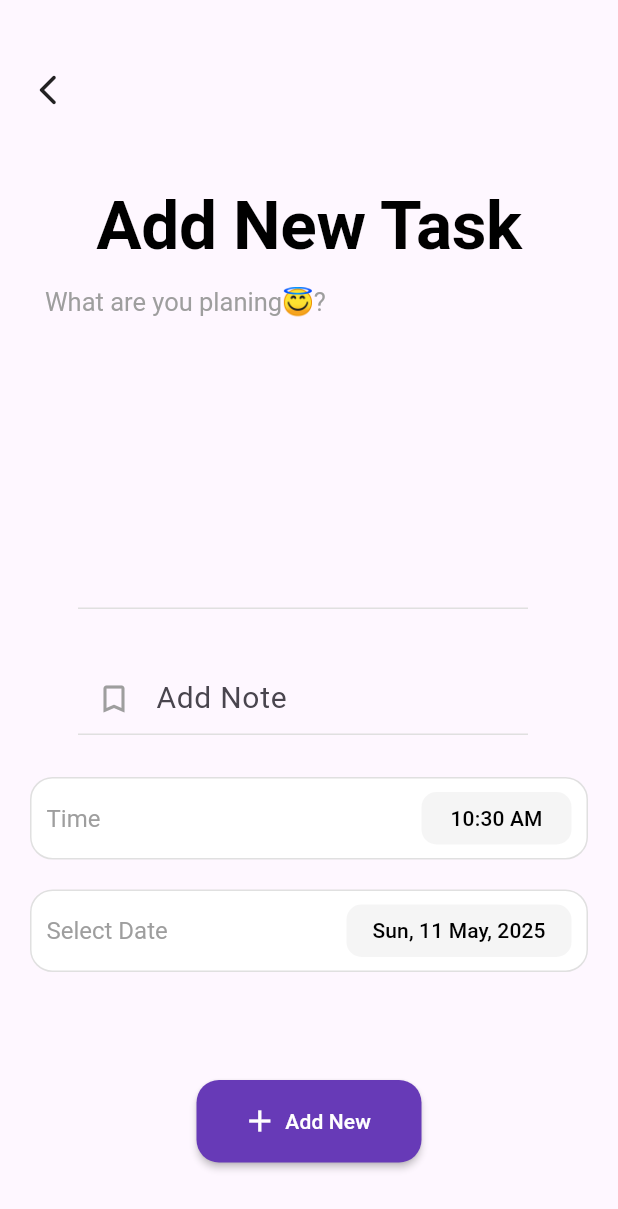
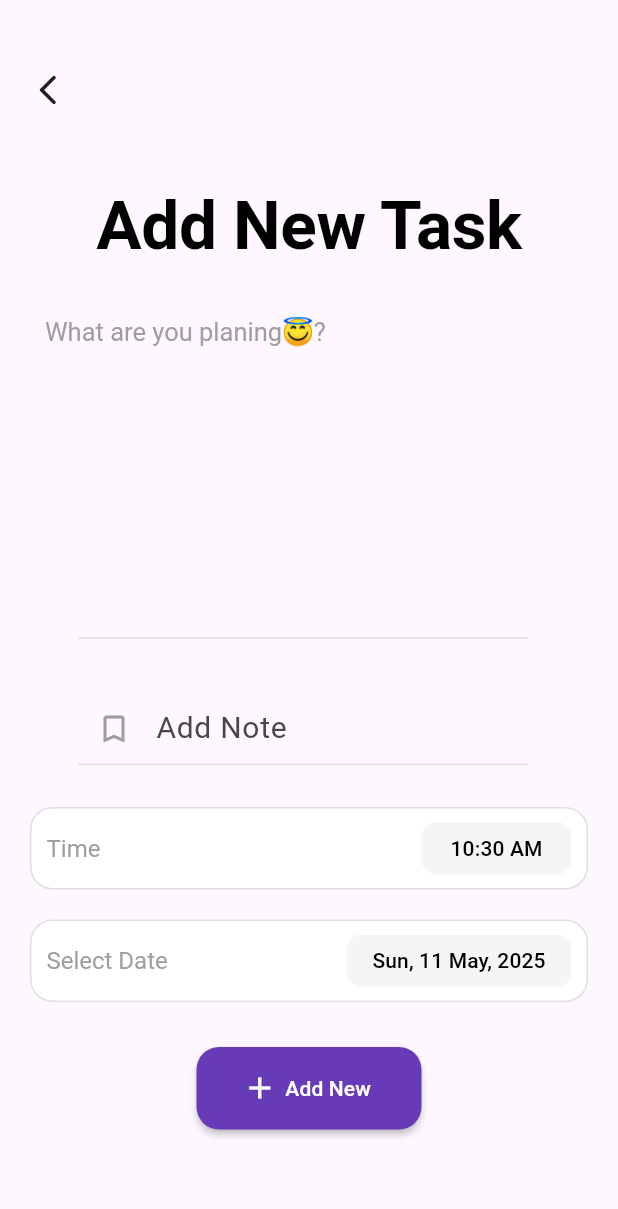
Before and after one commit to Ahmad007Designer/QuickDo, a Flutter app: the TaskView screen opened directly, on a phone screen of 412 x 824 dp. Shown: the top 1209 px of the screen. Run offline on Flutter 3.47's test engine with Material 3 defaults, Android fonts, the phone set to English and light mode, and no system bars; our stand-ins replace animate_do, flutter_slider_drawer, google_fonts, hive, hive_flutter, lottie; missing offline and left inert: ftoast, panara_dialogs; accounts and stored records are empty.

Commit message:
some Changes

```diff
--- a/lib/views/home/widget/task_view.dart
+++ b/lib/views/home/widget/task_view.dart
@@ -1,6 +1,5 @@
 import 'package:flutter/material.dart';
 import 'package:intl/intl.dart';
-import 'package:todo_app/extensions/space_exs.dart';
 import 'package:todo_app/main.dart';
 import 'package:todo_app/models/task.dart';
 import 'package:todo_app/utils/app_colors.dart';
@@ -159,94 +158,64 @@ class _TaskViewState extends State<TaskView> {
       onTap: () => FocusManager.instance.primaryFocus?.unfocus(),
       child: Scaffold(
         appBar: TaskViewAppBar(),
-        body: SingleChildScrollView(
+        body: LayoutBuilder(
+          builder: (context, constraints) {
+            return SingleChildScrollView(
+              padding: const EdgeInsets.only(bottom: 30),
+              child: ConstrainedBox(
+                constraints: BoxConstraints(minHeight: constraints.maxHeight),
                 child: Padding(
-            padding: const EdgeInsets.symmetric(horizontal: 20, vertical: 10),
+                  padding: const EdgeInsets.symmetric(
+                    horizontal: 20,
+                    vertical: 10,
+                  ),
                   child: Column(
+                    mainAxisSize: MainAxisSize.min,
                     crossAxisAlignment: CrossAxisAlignment.start,
                     children: [
-                ///Top side Texts
                       _buildTopSideTexts(context, textTheme),
-
-                ///Main Task View Activuty
+                      SizedBox(height: 20),
                       _buildMainTaskActivity(textTheme, context),
-
-                ///Bottom Side Button
-                _buildBottomSideButtons(),
+                      SizedBox(height: 30),
+                      _buildBottomSideButtons(), // No Spacer used
                     ],
                   ),
+                ),
+              ),
+            );
+          },
+        ),
+      ),
+    );
+  }
+
+  Widget _buildTopSideTexts(BuildContext context, TextTheme textTheme) {
+    return SizedBox(
+      width: double.infinity,
+      height: 80,
+      child: Center(
+        child: RichText(
+          textAlign: TextAlign.center,
+          text: TextSpan(
+            text:
+                isTaskAlreadyExistBool()
+                    ? MyString.addNewTask
+                    : MyString.updateCurrentTask,
+            style: textTheme.displayLarge,
+            children: [
+              TextSpan(
+                text: MyString.taskStrnig,
+                style: textTheme.displayLarge,
+              ),
+            ],
           ),
         ),
       ),
     );
   }
 
-  Widget _buildBottomSideButtons() {
-    return Padding(
-      padding: EdgeInsets.only(bottom: 20),
-      child: Row(
-        mainAxisAlignment:
-            isTaskAlreadyExistBool()
-                ? MainAxisAlignment.center
-                : MainAxisAlignment.spaceEvenly,
-        children: [
-          if (!isTaskAlreadyExistBool())
-            ///For Delete The Task Button
-            MaterialButton(
-              onPressed: deleteTask,
-              minWidth: 150,
-              color: Colors.white,
-              shape: RoundedRectangleBorder(
-                borderRadius: BorderRadius.circular(15),
-              ),
-              height: 55,
-              child: Row(
-                children: [
-                  Icon(Icons.close, color: AppColors.primaryColor),
-                  5.w,
-                  Text(
-                    MyString.deleteTask,
-                    style: TextStyle(color: AppColors.primaryColor),
-                  ),
-                ],
-              ),
-            ),
-
-          ///For Updated Task Button
-          MaterialButton(
-            onPressed: isTaskAlreadyExistUpdateTask,
-            minWidth: 150,
-            color: AppColors.primaryColor,
-            shape: RoundedRectangleBorder(
-              borderRadius: BorderRadius.circular(15),
-            ),
-            height: 55,
-            child: Row(
-              children: [
-                Icon(
-                  isTaskAlreadyExistBool() ? Icons.add : Icons.update,
-                  color: Colors.white,
-                ),
-                5.w,
-                Text(
-                  isTaskAlreadyExistBool()
-                      ? MyString.addNewTask
-                      : MyString.updateCurrentTask,
-                  style: TextStyle(color: Colors.white),
-                ),
-              ],
-            ),
-          ),
-        ],
-      ),
-    );
-  }
-
   Widget _buildMainTaskActivity(TextTheme textTheme, BuildContext context) {
-    return SizedBox(
-      width: double.infinity,
-      height: 530,
-      child: Column(
+    return Column(
       crossAxisAlignment: CrossAxisAlignment.start,
       children: [
         Padding(
@@ -258,32 +227,24 @@ class _TaskViewState extends State<TaskView> {
         ),
         SizedBox(height: 20),
 
-          ///Task Title
+        /// Task Title
         RepTextField(
           controller: widget.taskControllerForTitle,
-            onChanged: (String inputTitle) {
-              title = inputTitle;
-            },
-            onFieldSubmitted: (String inputTitle) {
-              title = inputTitle;
-            },
+          onChanged: (inputTitle) => title = inputTitle,
+          onFieldSubmitted: (inputTitle) => title = inputTitle,
         ),
         SizedBox(height: 20),
 
-          ///Description Title
+        /// Description
         RepTextField(
           controller: widget.taskControllerForSubtitle,
           isForDescription: true,
-            onChanged: (String inputSubTitle) {
-              subTitle = inputSubTitle;
-            },
-            onFieldSubmitted: (String inputSubTitle) {
-              subTitle = inputSubTitle;
-            },
+          onChanged: (inputSubTitle) => subTitle = inputSubTitle,
+          onFieldSubmitted: (inputSubTitle) => subTitle = inputSubTitle,
         ),
         SizedBox(height: 20),
 
-          ///Time Section
+        /// Time Section
         GestureDetector(
           onTap: () => _pickTime(context),
           child: Container(
@@ -319,7 +280,7 @@ class _TaskViewState extends State<TaskView> {
         ),
         SizedBox(height: 20),
 
-          ///Date Section
+        /// Date Section
         GestureDetector(
           onTap: () => _pickDate(context),
           child: Container(
@@ -342,7 +303,6 @@ class _TaskViewState extends State<TaskView> {
                     borderRadius: BorderRadius.circular(10),
                     color: Colors.grey.shade100,
                   ),
-
                   child: Center(
                     child: Text(
                       DateFormat("EEE, dd MMM, yyyy").format(selectedDate),
@@ -355,32 +315,66 @@ class _TaskViewState extends State<TaskView> {
           ),
         ),
       ],
-      ),
     );
   }
 
-  Widget _buildTopSideTexts(BuildContext context, TextTheme textTheme) {
-    return SizedBox(
-      width: double.infinity,
-      height: 80,
-      child: Center(
-        ///Will decide the "ADD New Task" or "Updated Task"
-        child: RichText(
-          textAlign: TextAlign.center,
-          text: TextSpan(
-            text:
+  Widget _buildBottomSideButtons() {
+    return Padding(
+      padding: const EdgeInsets.only(bottom: 20),
+      child: Row(
+        mainAxisAlignment:
             isTaskAlreadyExistBool()
-                    ? MyString.addNewTask
-                    : MyString.updateCurrentTask,
-            style: textTheme.displayLarge,
+                ? MainAxisAlignment.center
+                : MainAxisAlignment.spaceEvenly,
         children: [
-              TextSpan(
-                text: MyString.taskStrnig,
-                style: textTheme.displayLarge,
+          if (!isTaskAlreadyExistBool())
+            /// Delete Task Button
+            MaterialButton(
+              onPressed: deleteTask,
+              minWidth: 150,
+              color: Colors.white,
+              shape: RoundedRectangleBorder(
+                borderRadius: BorderRadius.circular(15),
+              ),
+              height: 55,
+              child: Row(
+                children: [
+                  Icon(Icons.close, color: AppColors.primaryColor),
+                  SizedBox(width: 5),
+                  Text(
+                    MyString.deleteTask,
+                    style: TextStyle(color: AppColors.primaryColor),
                   ),
                 ],
               ),
             ),
+
+          /// Add/Update Task Button
+          MaterialButton(
+            onPressed: isTaskAlreadyExistUpdateTask,
+            minWidth: 150,
+            color: AppColors.primaryColor,
+            shape: RoundedRectangleBorder(
+              borderRadius: BorderRadius.circular(15),
+            ),
+            height: 55,
+            child: Row(
+              children: [
+                Icon(
+                  isTaskAlreadyExistBool() ? Icons.add : Icons.update,
+                  color: Colors.white,
+                ),
+                SizedBox(width: 5),
+                Text(
+                  isTaskAlreadyExistBool()
+                      ? MyString.addNewTask
+                      : MyString.updateCurrentTask,
+                  style: TextStyle(color: Colors.white),
+                ),
+              ],
+            ),
+          ),
+        ],
       ),
     );
   }
```
Lines whose indentation alone changed are shown as unchanged.
